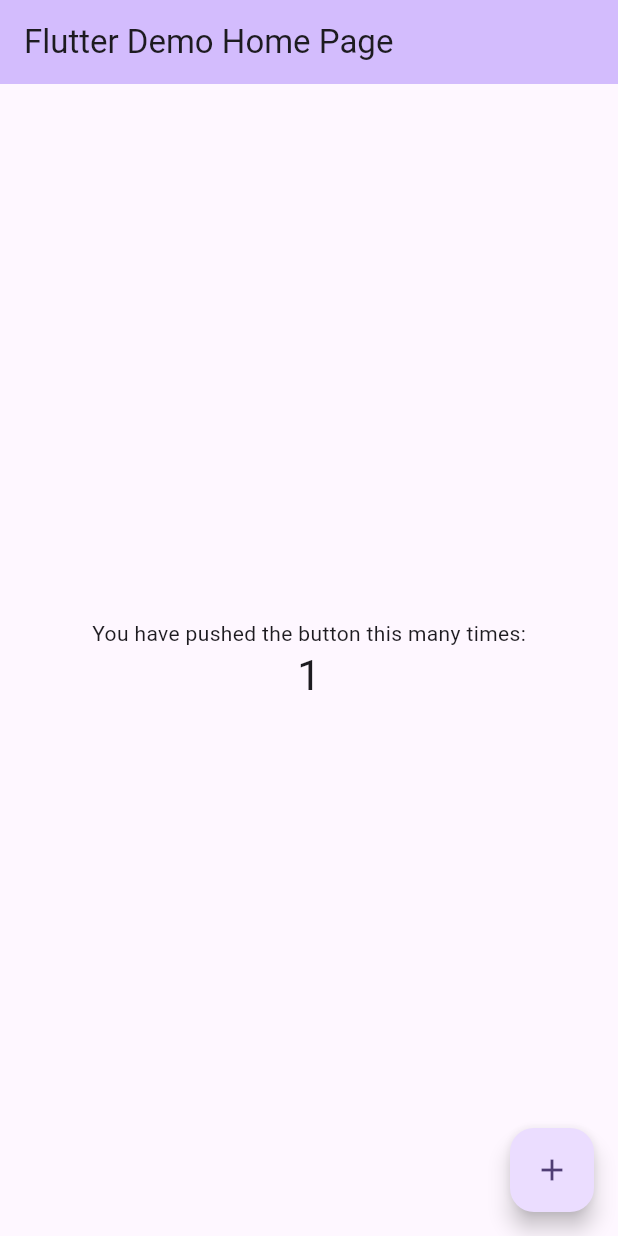
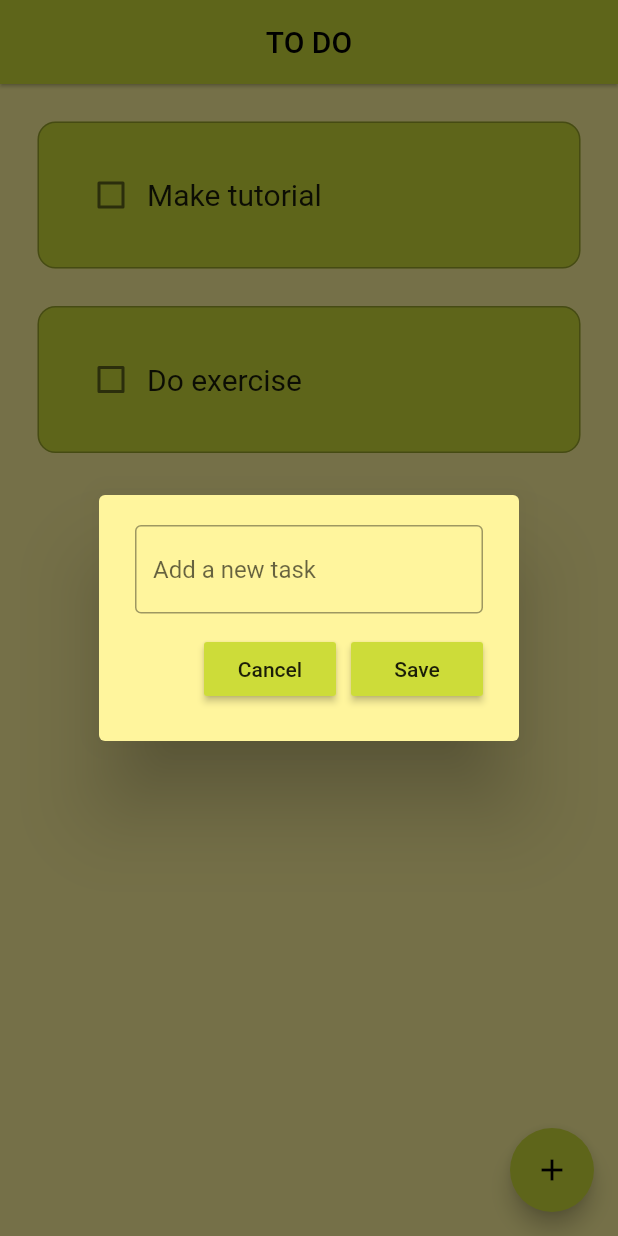
Before and after one commit to EugeniusStrong/todo_with_hive, a Flutter app: the screen it shows after launch, after a tap on the "add" icon, on a phone screen of 412 x 824 dp. Run offline on Flutter 3.47's test engine with Material 2 defaults, Android fonts, the phone set to English and light mode, and no system bars; drawn by our look-alikes of flutter_slidable; our stand-ins replace hive_flutter; accounts and stored records are empty.

Commit message:
Done todo

```diff
--- /dev/null
+++ b/lib/data/database.dart
@@ -0,0 +1,20 @@
+import 'package:hive_flutter/hive_flutter.dart';
+
+class ToDoDatabase {
+  List toDoList = [];
+  final _myBox = Hive.box('mybox');
+  void createInitialData() {
+    toDoList = [
+      ['Make tutorial', false],
+      ['Do exercise', false],
+    ];
+  }
+
+  void loadData() {
+    toDoList = _myBox.get('TODOLIST');
+  }
+
+  void updateData() {
+    _myBox.put('TODOLIST', toDoList);
+  }
+}
--- a/lib/main.dart
+++ b/lib/main.dart
@@ -1,125 +1,23 @@
 import 'package:flutter/material.dart';
+import 'package:hive_flutter/hive_flutter.dart';
+import 'package:todo_with_hive/pages/home_page.dart';
 
-void main() {
+void main() async {
+  await Hive.initFlutter();
+  await Hive.openBox('mybox');
   runApp(const MyApp());
 }
 
 class MyApp extends StatelessWidget {
   const MyApp({super.key});
 
-  // This widget is the root of your application.
   @override
   Widget build(BuildContext context) {
     return MaterialApp(
-      title: 'Flutter Demo',
-      theme: ThemeData(
-        // This is the theme of your application.
-        //
-        // TRY THIS: Try running your application with "flutter run". You'll see
-        // the application has a blue toolbar. Then, without quitting the app,
-        // try changing the seedColor in the colorScheme below to Colors.green
-        // and then invoke "hot reload" (save your changes or press the "hot
-        // reload" button in a Flutter-supported IDE, or press "r" if you used
-        // the command line to start the app).
-        //
-        // Notice that the counter didn't reset back to zero; the application
-        // state is not lost during the reload. To reset the state, use hot
-        // restart instead.
-        //
-        // This works for code too, not just values: Most code changes can be
-        // tested with just a hot reload.
-        colorScheme: ColorScheme.fromSeed(seedColor: Colors.deepPurple),
-        useMaterial3: true,
-      ),
-      home: const MyHomePage(title: 'Flutter Demo Home Page'),
+      title: 'Hive TODO',
+      debugShowCheckedModeBanner: false,
+      theme: ThemeData(primarySwatch: Colors.lime),
+      home: const HomePage(),
     );
   }
 }
-
-class MyHomePage extends StatefulWidget {
-  const MyHomePage({super.key, required this.title});
-
-  // This widget is the home page of your application. It is stateful, meaning
-  // that it has a State object (defined below) that contains fields that affect
-  // how it looks.
-
-  // This class is the configuration for the state. It holds the values (in this
-  // case the title) provided by the parent (in this case the App widget) and
-  // used by the build method of the State. Fields in a Widget subclass are
-  // always marked "final".
-
-  final String title;
-
-  @override
-  State<MyHomePage> createState() => _MyHomePageState();
-}
-
-class _MyHomePageState extends State<MyHomePage> {
-  int _counter = 0;
-
-  void _incrementCounter() {
-    setState(() {
-      // This call to setState tells the Flutter framework that something has
-      // changed in this State, which causes it to rerun the build method below
-      // so that the display can reflect the updated values. If we changed
-      // _counter without calling setState(), then the build method would not be
-      // called again, and so nothing would appear to happen.
-      _counter++;
-    });
-  }
-
-  @override
-  Widget build(BuildContext context) {
-    // This method is rerun every time setState is called, for instance as done
-    // by the _incrementCounter method above.
-    //
-    // The Flutter framework has been optimized to make rerunning build methods
-    // fast, so that you can just rebuild anything that needs updating rather
-    // than having to individually change instances of widgets.
-    return Scaffold(
-      appBar: AppBar(
-        // TRY THIS: Try changing the color here to a specific color (to
-        // Colors.amber, perhaps?) and trigger a hot reload to see the AppBar
-        // change color while the other colors stay the same.
-        backgroundColor: Theme.of(context).colorScheme.inversePrimary,
-        // Here we take the value from the MyHomePage object that was created by
-        // the App.build method, and use it to set our appbar title.
-        title: Text(widget.title),
-      ),
-      body: Center(
-        // Center is a layout widget. It takes a single child and positions it
-        // in the middle of the parent.
-        child: Column(
-          // Column is also a layout widget. It takes a list of children and
-          // arranges them vertically. By default, it sizes itself to fit its
-          // children horizontally, and tries to be as tall as its parent.
-          //
-          // Column has various properties to control how it sizes itself and
-          // how it positions its children. Here we use mainAxisAlignment to
-          // center the children vertically; the main axis here is the vertical
-          // axis because Columns are vertical (the cross axis would be
-          // horizontal).
-          //
-          // TRY THIS: Invoke "debug painting" (choose the "Toggle Debug Paint"
-          // action in the IDE, or press "p" in the console), to see the
-          // wireframe for each widget.
-          mainAxisAlignment: MainAxisAlignment.center,
-          children: <Widget>[
-            const Text(
-              'You have pushed the button this many times:',
-            ),
-            Text(
-              '$_counter',
-              style: Theme.of(context).textTheme.headlineMedium,
-            ),
-          ],
-        ),
-      ),
-      floatingActionButton: FloatingActionButton(
-        onPressed: _incrementCounter,
-        tooltip: 'Increment',
-        child: const Icon(Icons.add),
-      ), // This trailing comma makes auto-formatting nicer for build methods.
-    );
-  }
-}
--- /dev/null
+++ b/lib/pages/home_page.dart
@@ -0,0 +1,135 @@
+import 'package:flutter/material.dart';
+import 'package:hive_flutter/hive_flutter.dart';
+import 'package:todo_with_hive/data/database.dart';
+import 'package:todo_with_hive/util/dialog_box.dart';
+import 'package:todo_with_hive/util/todo_tile.dart';
+
+class HomePage extends StatefulWidget {
+  const HomePage({super.key});
+
+  @override
+  State<HomePage> createState() => _HomePageState();
+}
+
+class _HomePageState extends State<HomePage> {
+  final _myBox = Hive.box('mybox');
+  ToDoDatabase db = ToDoDatabase();
+
+  late final TextEditingController _dialogController;
+
+  @override
+  void initState() {
+    super.initState();
+    _dialogController = TextEditingController();
+    if (_myBox.get('TODOLIST') == null) {
+      db.createInitialData();
+    } else {
+      db.loadData();
+    }
+  }
+
+  @override
+  void dispose() {
+    _dialogController.clear();
+    super.dispose();
+  }
+
+  void checkBoxChanged(bool? value, int index) {
+    setState(() {
+      db.toDoList[index][1] = !db.toDoList[index][1];
+    });
+    db.updateData();
+  }
+
+  @override
+  Widget build(BuildContext context) {
+    return Scaffold(
+      appBar: AppBar(
+        title: const Text('TO DO'),
+        centerTitle: true,
+        elevation: 1,
+      ),
+      backgroundColor: Colors.yellow[200],
+      floatingActionButton: FloatingActionButton(
+        onPressed: () {
+          _createNewTask();
+        },
+        child: const Icon(Icons.add),
+      ),
+      body: _buildBody(),
+    );
+  }
+
+  Widget _buildBody() {
+    if (db.toDoList.isEmpty) {
+      return const Center(
+        child: Column(
+          mainAxisAlignment: MainAxisAlignment.center,
+          children: [
+            Text(
+              'Create note',
+              style: TextStyle(
+                fontSize: 40,
+                color: Colors.grey,
+                fontStyle: FontStyle.italic,
+              ),
+            ),
+            Icon(
+              Icons.edit_note,
+              size: 120,
+              color: Colors.grey,
+            ),
+            Text(
+              'tap " + "',
+              style: TextStyle(
+                fontSize: 40,
+                color: Colors.grey,
+                fontStyle: FontStyle.italic,
+              ),
+            ),
+          ],
+        ),
+      );
+    } else {
+      return ListView.builder(
+        itemCount: db.toDoList.length,
+        itemBuilder: (BuildContext context, int index) {
+          return ToDoTile(
+            nameTask: db.toDoList[index][0],
+            taskCompleted: db.toDoList[index][1],
+            onChanged: (value) => checkBoxChanged(value, index),
+            deleteFunction: (context) => _deleteTask(index),
+          );
+        },
+      );
+    }
+  }
+
+  void _createNewTask() {
+    showDialog(
+        context: context,
+        builder: (context) {
+          return DialogBox(
+            controller: _dialogController,
+            onCancel: () => Navigator.of(context).pop(),
+            onSave: _saveNewTask,
+          );
+        });
+  }
+
+  void _saveNewTask() {
+    setState(() {
+      db.toDoList.add([_dialogController.text, false]);
+      _dialogController.clear();
+    });
+    Navigator.of(context).pop();
+    db.updateData();
+  }
+
+  void _deleteTask(int index) {
+    setState(() {
+      db.toDoList.removeAt(index);
+    });
+    db.updateData();
+  }
+}
--- /dev/null
+++ b/lib/util/dialog_box.dart
@@ -0,0 +1,43 @@
+import 'package:flutter/material.dart';
+import 'package:todo_with_hive/util/my_button.dart';
+
+class DialogBox extends StatelessWidget {
+  final VoidCallback onSave;
+  final VoidCallback onCancel;
+  final dynamic controller;
+  const DialogBox(
+      {super.key,
+      required this.controller,
+      required this.onCancel,
+      required this.onSave});
+
+  @override
+  Widget build(BuildContext context) {
+    return AlertDialog(
+      backgroundColor: Colors.yellow[200],
+      content: SizedBox(
+        height: 120,
+        child: Column(
+          mainAxisAlignment: MainAxisAlignment.spaceBetween,
+          children: [
+            TextField(
+              controller: controller,
+              decoration: const InputDecoration(
+                  border: OutlineInputBorder(), hintText: 'Add a new task'),
+            ),
+            Row(
+              mainAxisAlignment: MainAxisAlignment.end,
+              children: [
+                MyButton(nameButton: 'Cancel', onPressed: onCancel),
+                const SizedBox(
+                  width: 10,
+                ),
+                MyButton(nameButton: 'Save', onPressed: onSave),
+              ],
+            )
+          ],
+        ),
+      ),
+    );
+  }
+}
--- /dev/null
+++ b/lib/util/my_button.dart
@@ -0,0 +1,21 @@
+import 'package:flutter/material.dart';
+
+class MyButton extends StatelessWidget {
+  final String nameButton;
+  final VoidCallback onPressed;
+
+  const MyButton({
+    super.key,
+    required this.nameButton,
+    required this.onPressed,
+  });
+
+  @override
+  Widget build(BuildContext context) {
+    return MaterialButton(
+      onPressed: onPressed,
+      color: Theme.of(context).primaryColor,
+      child: Text(nameButton),
+    );
+  }
+}
--- /dev/null
+++ b/lib/util/todo_tile.dart
@@ -0,0 +1,64 @@
+import 'package:flutter/material.dart';
+import 'package:flutter_slidable/flutter_slidable.dart';
+
+class ToDoTile extends StatelessWidget {
+  final String nameTask;
+  final bool taskCompleted;
+  final Function(bool?)? onChanged;
+  final Function(BuildContext)? deleteFunction;
+
+  const ToDoTile({
+    super.key,
+    required this.nameTask,
+    required this.taskCompleted,
+    required this.onChanged,
+    required this.deleteFunction,
+  });
+
+  @override
+  Widget build(BuildContext context) {
+    return Padding(
+      padding: const EdgeInsets.only(left: 25, right: 25, top: 25),
+      child: Slidable(
+        endActionPane: ActionPane(
+          motion: const StretchMotion(),
+          children: [
+            SlidableAction(
+              onPressed: deleteFunction,
+              icon: Icons.delete,
+              backgroundColor: Colors.red[300]!,
+              borderRadius: BorderRadius.circular(8),
+            )
+          ],
+        ),
+        child: Container(
+          padding: const EdgeInsets.all(24),
+          decoration: BoxDecoration(
+              border: Border.all(
+                color: Colors.black26,
+              ),
+              color: Colors.lime,
+              borderRadius: BorderRadius.circular(12)),
+          child: Row(
+            children: [
+              Checkbox(
+                value: taskCompleted,
+                onChanged: onChanged,
+                activeColor: Colors.black,
+              ),
+              Text(
+                nameTask,
+                style: TextStyle(
+                  fontSize: 20.0,
+                  decoration: taskCompleted
+                      ? TextDecoration.lineThrough
+                      : TextDecoration.none,
+                ),
+              ),
+            ],
+          ),
+        ),
+      ),
+    );
+  }
+}
--- a/pubspec.yaml
+++ b/pubspec.yaml
@@ -35,10 +35,15 @@ dependencies:
   # The following adds the Cupertino Icons font to your application.
   # Use with the CupertinoIcons class for iOS style icons.
   cupertino_icons: ^1.0.2
+  flutter_slidable: ^3.0.0
+  hive: 2.2.3
+  hive_flutter: ^1.1.0
 
 dev_dependencies:
   flutter_test:
     sdk: flutter
+  hive_generator: ^2.0.1
+  build_runner: ^2.4.6
 
   # The "flutter_lints" package below contains a set of recommended lints to
   # encourage good coding practices. The lint set provided by the package is
```
Also changed, not shown: pubspec.lock.
